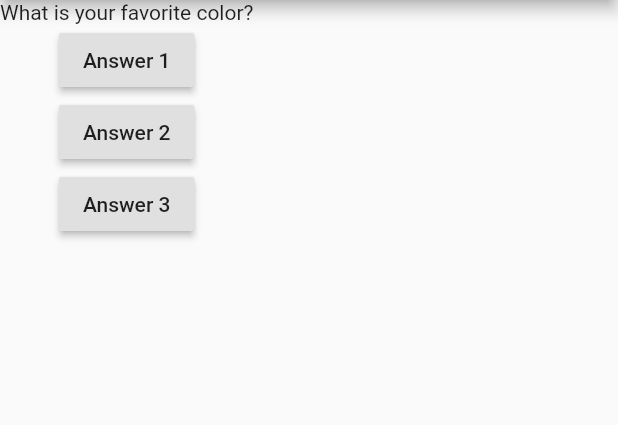
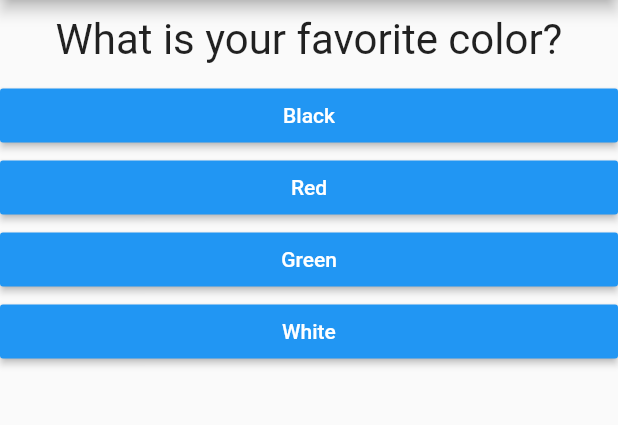
Before and after one commit to SonsOfAhriman/flutter_guide, a Flutter app: the screen it shows after launch, on a phone screen of 412 x 824 dp, the part 84-509 px from its top. Run offline on Flutter 3.47's test engine with Material 2 defaults, Android fonts, the phone set to English and light mode, and no system bars.

Commit message:
finished quiz app

```diff
--- /dev/null
+++ b/lib/answer.dart
@@ -0,0 +1,20 @@
+import 'package:flutter/material.dart';
+
+class Answer extends StatelessWidget {
+  final Function selectHandler;
+  final String answerText;
+
+  Answer(this.selectHandler, String this.answerText);
+
+  @override
+  Widget build(BuildContext context) {
+    return Container(
+      width: double.infinity,
+      child: RaisedButton(
+          color: Colors.blue,
+          textColor: Colors.white,
+          child: Text(answerText),
+          onPressed: selectHandler),
+    );
+  }
+}
--- a/lib/main.dart
+++ b/lib/main.dart
@@ -1,6 +1,7 @@
 import 'package:flutter/material.dart';
 
-import './question.dart';
+import "./quiz.dart";
+import './result.dart';
 
 // void main() {
 //   runApp(MyApp());
@@ -17,43 +18,73 @@ class MyApp extends StatefulWidget {
 }
 
 class _MyAppState extends State<MyApp> {
+  final _questions = const [
+    {
+      "questionText": "What is your favorite color?",
+      "answers": [
+        {"text": "Black", "score": 10},
+        {"text": "Red", "score": 5},
+        {"text": "Green", "score": 3},
+        {"text": "White", "score": 1}
+      ]
+    },
+    {
+      "questionText": "What is your favorite animal?",
+      "answers": [
+        {"text": "Rabbit", "score": 3},
+        {"text": "Snake", "score": 11},
+        {"text": "Elephant", "score": 5},
+        {"text": "Lion", "score": 9}
+      ]
+    },
+    {
+      "questionText": "Who's your favorite instructor?",
+      "answers": [
+        {"text": "Max", "score": 1},
+        {"text": "Max", "score": 1},
+        {"text": "Max", "score": 1},
+        {"text": "Max", "score": 1}
+      ]
+    },
+  ];
+
   var _questionIndex = 0;
+  var _totalScore = 0;
 
-  void _answerQuestion() {
+  void _resetQuiz() {
+    setState(() {
+      _questionIndex = 0;
+      _totalScore = 0;
+    });
+  }
+
+  void _answerQuestion(int score) {
+    _totalScore += score;
+
     setState(() {
       _questionIndex = _questionIndex + 1;
     });
     print(_questionIndex);
+    if (_questionIndex < _questions.length) {
+      print("We have more questions");
+    } else {
+      print("No more questions");
+    }
   }
 
   @override
   Widget build(BuildContext context) {
-    var questions = [
-      "What is your favorite color?",
-      "What's your favorite animal?",
-    ];
     return MaterialApp(
       home: Scaffold(
         appBar: AppBar(
           title: Text("My First App"),
         ),
-        body: Column(
-          children: [
-            Question(questions[_questionIndex]),
-            RaisedButton(
-              child: Text("Answer 1"),
-              onPressed: _answerQuestion,
-            ),
-            RaisedButton(
-              child: Text("Answer 2"),
-              onPressed: _answerQuestion,
-            ),
-            RaisedButton(
-              child: Text("Answer 3"),
-              onPressed: _answerQuestion,
-            ),
-          ],
-        ),
+        body: (_questionIndex < _questions.length)
+            ? Quiz(
+                answerQuestion: _answerQuestion,
+                questionIndex: _questionIndex,
+                questions: _questions)
+            : Result(_totalScore, _resetQuiz),
       ),
     );
   }
--- a/lib/question.dart
+++ b/lib/question.dart
@@ -4,12 +4,20 @@ import 'package:flutter/src/widgets/framework.dart';
 import "package:flutter/material.dart";
 
 class Question extends StatelessWidget {
-  String questionText;
+  final String questionText;
 
   Question(this.questionText);
 
   @override
   Widget build(BuildContext context) {
-    return Text(questionText);
+    return Container(
+      width: double.infinity,
+      margin: EdgeInsets.all(10),
+      child: Text(
+        questionText,
+        style: TextStyle(fontSize: 28),
+        textAlign: TextAlign.center,
+      ),
+    );
   }
 }
--- /dev/null
+++ b/lib/quiz.dart
@@ -0,0 +1,28 @@
+import 'package:flutter/material.dart';
+
+import "./question.dart";
+import "./answer.dart";
+
+class Quiz extends StatelessWidget {
+  final List<Map<String, Object>> questions;
+  final int questionIndex;
+  final Function answerQuestion;
+
+  Quiz(
+      {@required this.questions,
+      @required this.answerQuestion,
+      @required this.questionIndex});
+
+  @override
+  Widget build(BuildContext context) {
+    return Column(
+      children: [
+        Question(questions[questionIndex]["questionText"]),
+        ...(questions[questionIndex]["answers"] as List<Map<String, Object>>)
+            .map((answer) {
+          return Answer(() => answerQuestion(answer["score"]), answer["text"]);
+        }).toList()
+      ],
+    );
+  }
+}
```
Also changed, not shown: lib/result.dart (added, +41 -0 lines).
